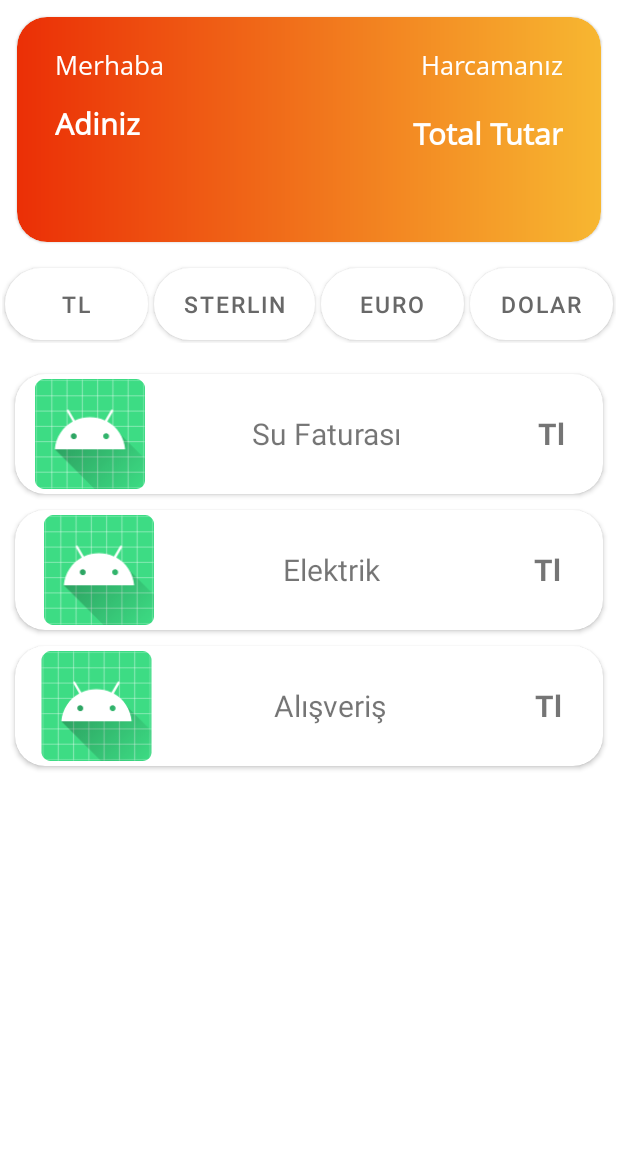
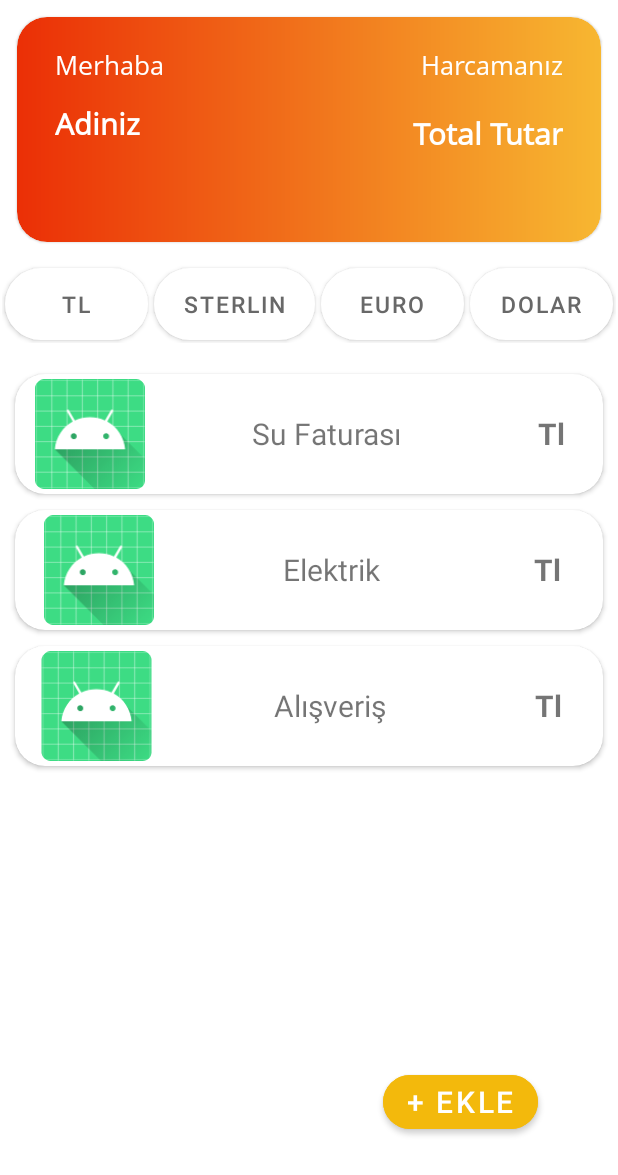
Before and after one commit to hilaltokgoz/HarcamaApp, an Android app: the screen it shows after launch (MainActivity), on a phone screen of 412 x 824 dp. Shown: the top 1175 px of the screen. Run offline under Robolectric (Android 15) with nearby library versions, the phone set to English and light mode, and no system bars; our stand-ins replace data binding.

Commit message:
addSpending geciş bitti.

```diff
--- a/app/src/main/java/com/harcamaapp/view/AnasayfaFragment.kt
+++ b/app/src/main/java/com/harcamaapp/view/AnasayfaFragment.kt
@@ -51,6 +51,10 @@ class AnasayfaFragment : Fragment() {
             Navigation.findNavController(it).navigate(action)//geçiş işlemi
         }
 
+        btn_add_spending.setOnClickListener {
+            val action=AnasayfaFragmentDirections.actionAnasayfaFragment2ToAddSpendingFragment()
+            Navigation.findNavController(it).navigate(action)
+        }
 
 
         observeLiveData()//fonk çağrıldı.
--- a/app/src/main/res/layout/fragment_anasayfa.xml
+++ b/app/src/main/res/layout/fragment_anasayfa.xml
@@ -182,19 +182,37 @@
                   </Button>
               </LinearLayout>
 
+
               <androidx.recyclerview.widget.RecyclerView
                   android:id="@+id/rv_spendingList"
-                  android:layout_marginTop="15dp"
                   android:layout_width="0dp"
                   android:layout_height="0dp"
                   android:layout_marginStart="3dp"
+                  android:layout_marginTop="15dp"
                   android:layout_marginEnd="3dp"
-                  android:layout_marginBottom="1dp"
+
+
                   app:layout_constraintBottom_toBottomOf="parent"
                   app:layout_constraintEnd_toEndOf="parent"
-                  app:layout_constraintHorizontal_bias="0.0"
+                  app:layout_constraintHorizontal_bias="1.0"
                   app:layout_constraintStart_toStartOf="parent"
-                  app:layout_constraintTop_toBottomOf="@+id/ll_buton" />
+                  app:layout_constraintTop_toBottomOf="@+id/ll_buton"
+                  app:layout_constraintVertical_bias="0.0" />
+
+              <com.google.android.material.button.MaterialButton
+                  android:id="@+id/btn_add_spending"
+                  android:layout_width="wrap_content"
+                  android:layout_height="wrap_content"
+                  android:layout_marginEnd="52dp"
+                  android:layout_marginBottom="64dp"
+                  android:backgroundTint="@color/yellow"
+                  android:text="+ EKLE"
+                  android:textSize="20dp"
+                  app:cornerRadius="25dp"
+                  app:layout_constraintBottom_toBottomOf="parent"
+                  app:layout_constraintEnd_toEndOf="parent">
+
+              </com.google.android.material.button.MaterialButton>
 
               <TextView
                 android:id="@+id/tv_spendingError"
@@ -208,6 +226,7 @@
                 android:visibility="gone">
 
             </TextView>
+
         </androidx.constraintlayout.widget.ConstraintLayout>
     </androidx.swiperefreshlayout.widget.SwipeRefreshLayout>
 
--- a/app/src/main/res/navigation/spending_navigation.xml
+++ b/app/src/main/res/navigation/spending_navigation.xml
@@ -38,5 +38,8 @@
             android:name="spendingUuid"
             app:argType="integer"
             android:defaultValue="0" />
+        <action
+            android:id="@+id/action_detailFragment_to_anasayfaFragment2"
+            app:destination="@id/anasayfaFragment2" />
     </fragment>
 </navigation>
```
Also changed, not shown: app/src/main/java/com/harcamaapp/model/AddSpendingModel.kt (added, +10 -0 lines), app/src/main/java/com/harcamaapp/view/DetailFragment.kt (+11 -0 lines), app/src/main/java/com/harcamaapp/viewmodel/AddSpendingViewModel.kt (+11 -1 lines), app/src/main/res/layout/fragment_add_spending.xml (+11 -1 lines).
